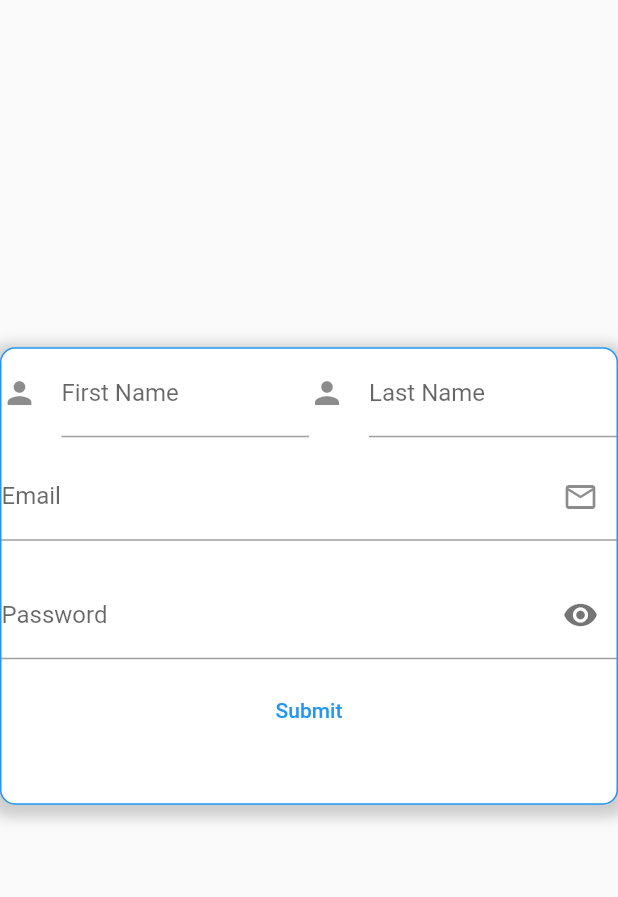
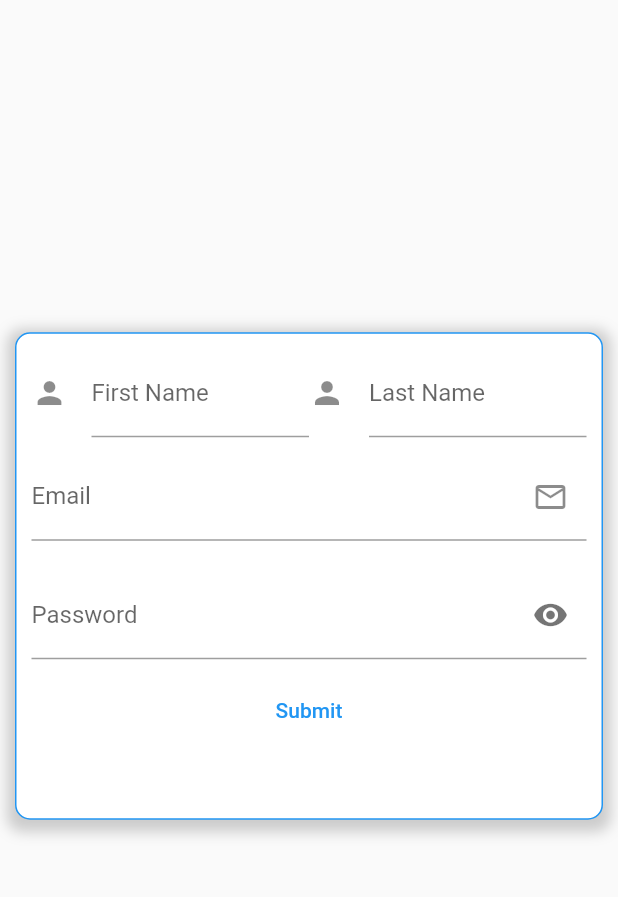
Before and after one commit to ishannadeep/Authenticatio-App-Using-Firebase-and-Flutter-With-FaceBook-Login, a Flutter app: the screen it shows after launch, after a tap on "Submit", after a tap on "Login With FaceBook", after a tap on "Register", on a phone screen of 412 x 824 dp, the part 84-981 px from its top. Run offline on Flutter 3.47's test engine with Material 2 defaults, Android fonts, the phone set to English and light mode, and no system bars; our stand-ins replace cloud_firestore, email_validator, firebase_auth, flutter_spinkit; missing offline and left inert: flutter_login_facebook; accounts and stored records are empty.

Commit message:
Added margin and padding for all edges to 10 in signin and signup GUIs.

```diff
--- a/lib/signin.dart
+++ b/lib/signin.dart
@@ -2,6 +2,7 @@ import 'package:email_validator/email_validator.dart';
 import 'package:flutter/material.dart';
 import 'package:signup_test/loading.dart';
 import 'package:signup_test/services/auth.dart';
+import 'package:signup_test/signup.dart';
 
 class Signin extends StatefulWidget {
   final Function toggleView;
@@ -45,6 +46,7 @@ class _SigninState extends State<Signin> {
             label: Text('Register'),
             onPressed: ()  {
               widget.toggleView();
+
             },
           ),
         ],
@@ -52,6 +54,8 @@ class _SigninState extends State<Signin> {
       body: Center(
         child: SingleChildScrollView(
           child: Container(
+            margin: EdgeInsets.all(10),
+            padding: EdgeInsets.all(10.0),
             decoration: BoxDecoration(
               color: Colors.white,
               borderRadius: BorderRadius.only(
--- a/lib/signup.dart
+++ b/lib/signup.dart
@@ -55,7 +55,8 @@ class _SignupState extends State<Signup> {
             icon: Icon(Icons.person),
             label: Text('LogIn'),
             onPressed: ()  {
-              widget.toggleView();
+             widget.toggleView();
+
             },
           ),
         ],
@@ -63,6 +64,8 @@ class _SignupState extends State<Signup> {
       body: Center(
         child: SingleChildScrollView(
           child: Container(
+            margin: EdgeInsets.all(10),
+            padding: EdgeInsets.all(10.0),
             decoration: BoxDecoration(
               color: Colors.white,
               borderRadius: BorderRadius.only(
```
